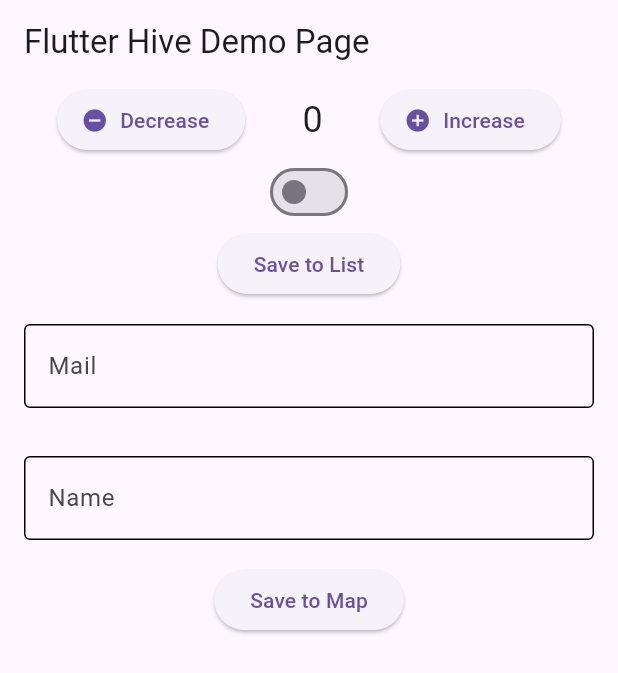
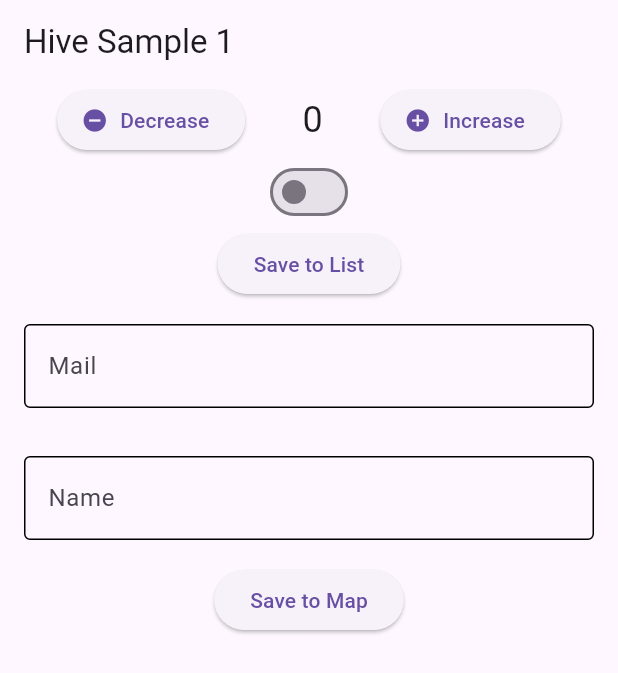
Before and after one commit to mzunohkaru/Flutter-Sample-Hive, a Flutter app: the screen it shows after launch, on a phone screen of 412 x 824 dp. Shown: the top 673 px of the screen. Run offline on Flutter 3.47's test engine with Material 3 defaults, Android fonts, the phone set to English and light mode, and no system bars; our stand-ins replace flutter_hooks, hive, hive_flutter; accounts and stored records are empty.

Commit message:
second commit

```diff
--- a/lib/main.dart
+++ b/lib/sample_1/home_page.dart
@@ -1,45 +1,15 @@
 import 'package:flutter/material.dart';
-import 'package:hive_flutter/hive_flutter.dart';
-import 'package:hive_sample/hive_repository.dart';
+import 'package:hive_sample/sample_1/hive_repository.dart';
 
-Future main() async {
-  // Hive 初期化
-  await Hive.initFlutter();
+class HomePage extends StatefulWidget {
+  const HomePage({super.key});
 
-  // Boxインスタンスの取得
-  intBox = await hiveRepository.openIntBox();
-  boolBox = await hiveRepository.openBoolBox();
-  listBox = await hiveRepository.openListBox();
-  mapBox = await hiveRepository.openMapBox();
 
-  runApp(const MyApp());
+  @override
+  State<HomePage> createState() => _HomePageState();
 }
 
-class MyApp extends StatelessWidget {
-  const MyApp({Key? key}) : super(key: key);
-
-  @override
-  Widget build(BuildContext context) {
-    return MaterialApp(
-      title: 'Flutter Hive Demo',
-      theme: ThemeData(
-        primarySwatch: Colors.blue,
-      ),
-      home: const MyHomePage(title: 'Flutter Hive Demo Page'),
-    );
-  }
-}
-
-class MyHomePage extends StatefulWidget {
-  const MyHomePage({Key? key, required this.title}) : super(key: key);
-
-  final String title;
-
-  @override
-  State<MyHomePage> createState() => _MyHomePageState();
-}
-
-class _MyHomePageState extends State<MyHomePage> {
+class _HomePageState extends State<HomePage> {
   late int _counter;
   final mailController = TextEditingController();
   final nameController = TextEditingController();
@@ -68,7 +38,7 @@
   Widget build(BuildContext context) {
     return Scaffold(
       appBar: AppBar(
-        title: Text(widget.title),
+        title: const Text('Hive Sample 1'),
       ),
       body: Column(
         children: [
--- /dev/null
+++ b/lib/sample_1/main.dart
@@ -0,0 +1,32 @@
+import 'package:flutter/material.dart';
+import 'package:hive_flutter/hive_flutter.dart';
+import 'package:hive_sample/sample_1/hive_repository.dart';
+import 'package:hive_sample/sample_1/home_page.dart';
+
+Future main() async {
+  // Hive 初期化
+  await Hive.initFlutter();
+
+  // Boxインスタンスの取得
+  intBox = await hiveRepository.openIntBox();
+  boolBox = await hiveRepository.openBoolBox();
+  listBox = await hiveRepository.openListBox();
+  mapBox = await hiveRepository.openMapBox();
+
+  runApp(const MyApp());
+}
+
+class MyApp extends StatelessWidget {
+  const MyApp({Key? key}) : super(key: key);
+
+  @override
+  Widget build(BuildContext context) {
+    return MaterialApp(
+      title: 'Flutter Hive Demo',
+      theme: ThemeData(
+        primarySwatch: Colors.blue,
+      ),
+      home: const HomePage(),
+    );
+  }
+}
--- /dev/null
+++ b/lib/sample_2/person.dart
@@ -0,0 +1,19 @@
+import 'package:hive_flutter/hive_flutter.dart';
+part 'person.g.dart';
+
+@HiveType(typeId: 1)
+class Person {
+  Person({required this.name, required this.age, required this.man});
+
+  @HiveField(0)
+  String name;
+
+  @HiveField(1)
+  int age;
+
+  @HiveField(2, defaultValue: true)
+  bool man;
+
+  // @HiveField(3)
+  // List<Person> friends;
+}
```
Also changed, not shown: lib/sample_2/hive_service.dart (added, +34 -0 lines), lib/sample_2/home_page.dart (added, +125 -0 lines), lib/sample_2/main.dart (added, +39 -0 lines), pubspec.yaml (+9 -19 lines), lib/sample_1/hive_repository.dart (renamed from lib/hive_repository.dart), lib/sample_2/person.g.dart (added), pubspec.lock, 2 other files.
